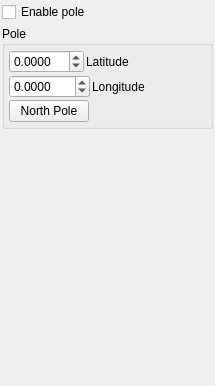
GPlates/GPlates, file src/qt-widgets/MovePoleWidgetUi.ui: the form before one commit.
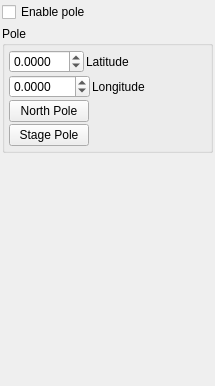
The form after the commit.

Commit message: (trunk) MovePole tool has stage pole button to set pole location to stage pole of focused feature relative to its current fixed plate.

The edit to the form file:
```diff
--- a/src/qt-widgets/MovePoleWidgetUi.ui
+++ b/src/qt-widgets/MovePoleWidgetUi.ui
@@ -146,6 +146,30 @@
         </item>
        </layout>
       </item>
+      <item>
+       <layout class="QHBoxLayout" name="horizontalLayout_2">
+        <item>
+         <widget class="QPushButton" name="stage_pole_pushbutton">
+          <property name="text">
+           <string>Stage Pole</string>
+          </property>
+         </widget>
+        </item>
+        <item>
+         <spacer name="horizontalSpacer_4">
+          <property name="orientation">
+           <enum>Qt::Horizontal</enum>
+          </property>
+          <property name="sizeHint" stdset="0">
+           <size>
+            <width>40</width>
+            <height>20</height>
+           </size>
+          </property>
+         </spacer>
+        </item>
+       </layout>
+      </item>
      </layout>
     </widget>
    </item>
```
The commit also changes 6 other files.
